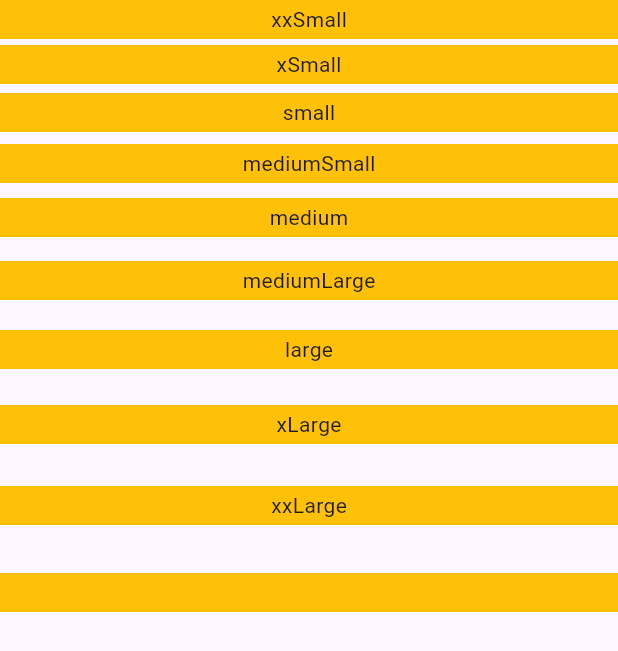
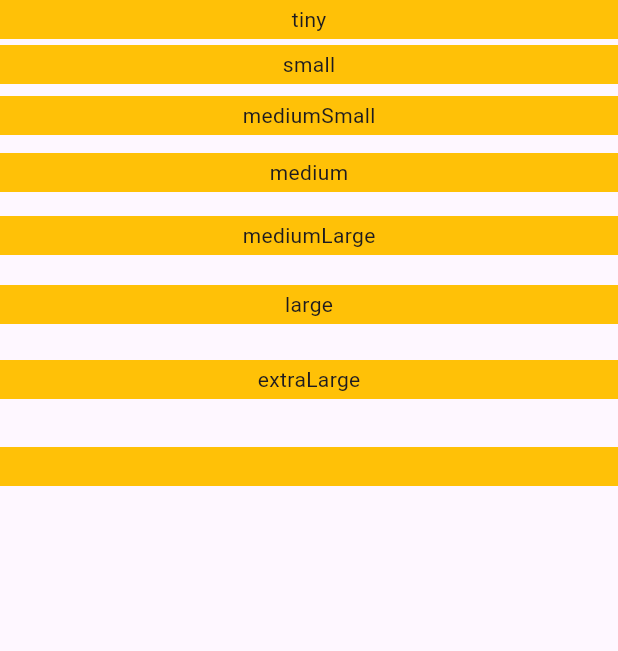
Before and after one commit to MaxTenco/summit, a Flutter app: the GapScreen screen opened directly, on a phone screen of 412 x 824 dp. Shown: the top 651 px of the screen. Run offline on Flutter 3.47's test engine with Material 3 defaults, Android fonts, the phone set to English and light mode, and no system bars; missing offline and left inert: map_launcher.

Commit message:
Update gap

```diff
--- a/example/lib/screens/gap_screen.dart
+++ b/example/lib/screens/gap_screen.dart
@@ -21,10 +21,8 @@ class GapScreen extends StatelessWidget {
       body: SafeArea(
         child: Column(
           children: [
-            _separator('xxSmall'),
-            GapH.xxSmall,
-            _separator('xSmall'),
-            GapH.xSmall,
+            _separator('tiny'),
+            GapH.tiny,
             _separator('small'),
             GapH.small,
             _separator('mediumSmall'),
@@ -35,10 +33,8 @@ class GapScreen extends StatelessWidget {
             GapH.mediumLarge,
             _separator('large'),
             GapH.large,
-            _separator('xLarge'),
-            GapH.xLarge,
-            _separator('xxLarge'),
-            GapH.xxLarge,
+            _separator('extraLarge'),
+            GapH.extraLarge,
             _separator(''),
           ],
         ),
--- a/lib/utilities/gap.dart
+++ b/lib/utilities/gap.dart
@@ -1,25 +1,21 @@
 import 'package:flutter/cupertino.dart';
 
 abstract class GapH {
-  static const xxSmall = SizedBox(height: 4);
-  static const xSmall = SizedBox(height: 6);
+  static const tiny = SizedBox(height: 4);
   static const small = SizedBox(height: 8);
-  static const mediumSmall = SizedBox(height: 10);
+  static const mediumSmall = SizedBox(height: 12);
   static const medium = SizedBox(height: 16);
   static const mediumLarge = SizedBox(height: 20);
   static const large = SizedBox(height: 24);
-  static const xLarge = SizedBox(height: 28);
-  static const xxLarge = SizedBox(height: 32);
+  static const extraLarge = SizedBox(height: 32);
 }
 
 abstract class GapW {
-  static const xxSmall = SizedBox(width: 4);
-  static const xSmall = SizedBox(width: 6);
+  static const tiny = SizedBox(width: 4);
   static const small = SizedBox(width: 8);
   static const mediumSmall = SizedBox(width: 10);
   static const medium = SizedBox(width: 16);
   static const mediumLarge = SizedBox(width: 20);
   static const large = SizedBox(width: 24);
-  static const xLarge = SizedBox(width: 28);
-  static const xxLarge = SizedBox(width: 32);
+  static const extraLarge = SizedBox(width: 32);
 }
```
Also changed, not shown: example/pubspec.lock.
